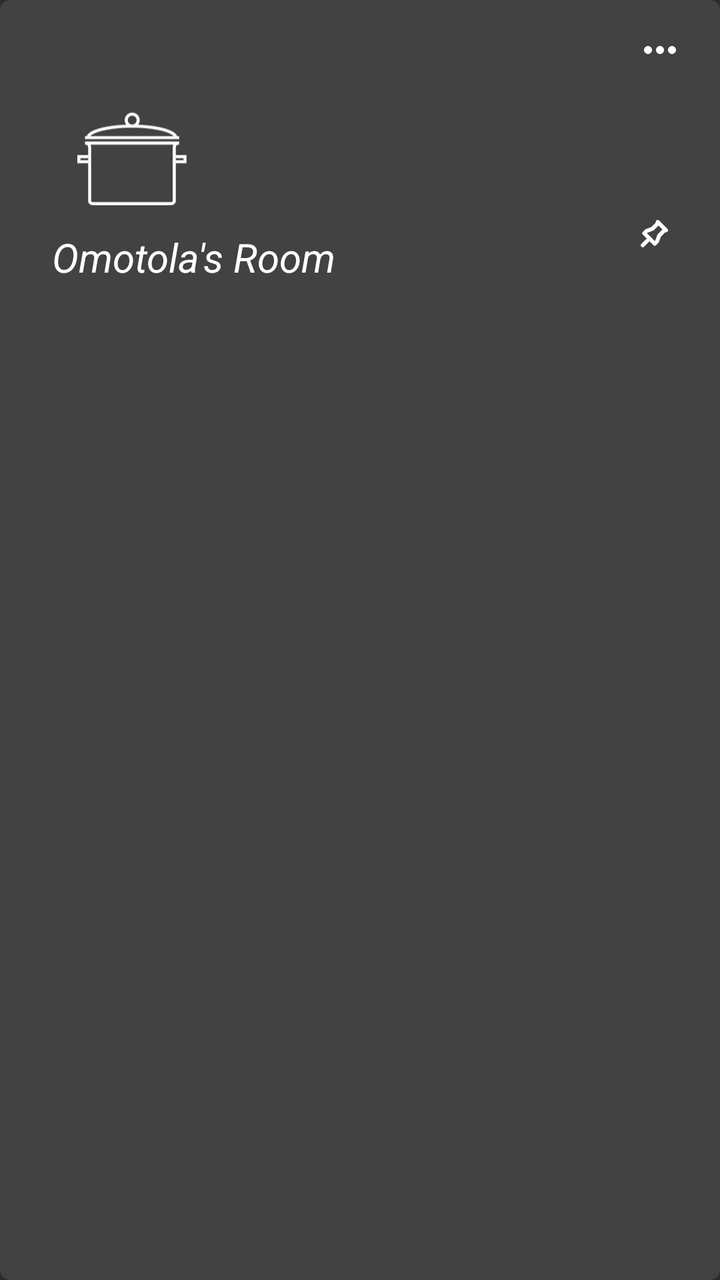
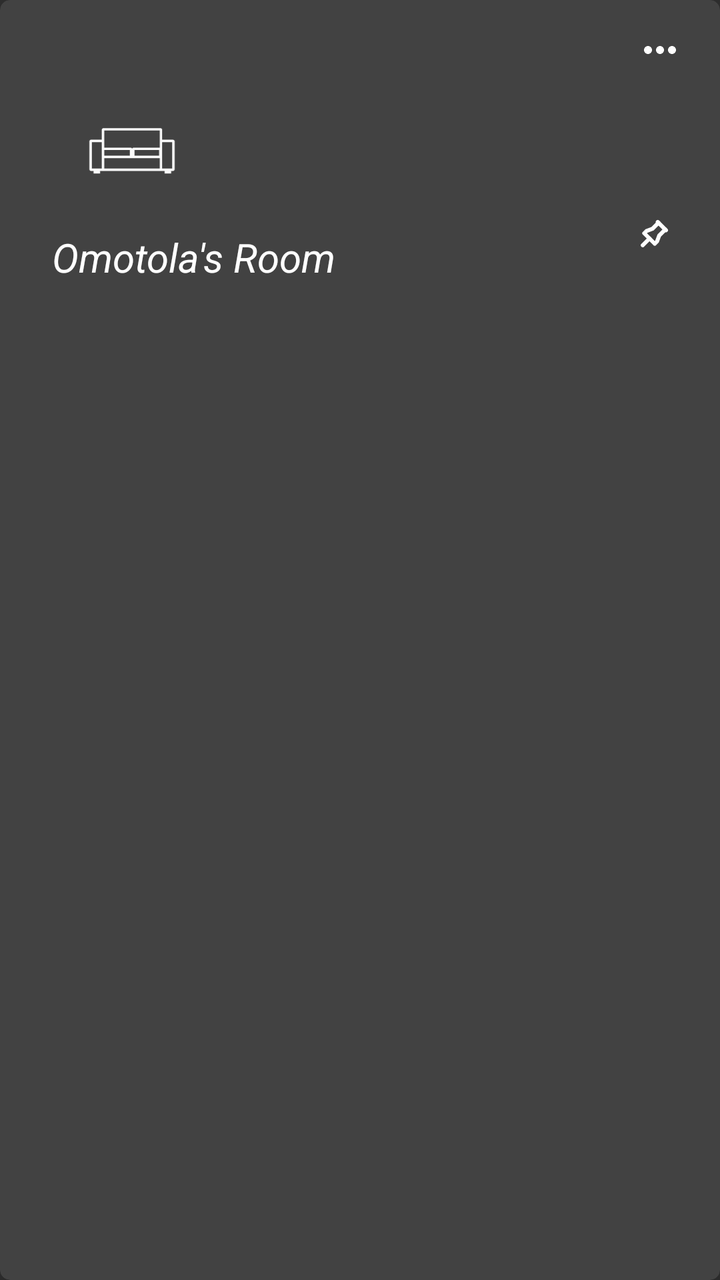

An Android layout rendered at two revisions. The XML below is the earlier revision; the diff shows what the commit changed to produce the second picture.
<!-- AndroidManifest.xml: application theme Theme.AppCompat.NoActionBar -->
<!-- res/layout/room_recycler_item.xml -->
<?xml version="1.0" encoding="utf-8"?>
<androidx.cardview.widget.CardView xmlns:android="http://schemas.android.com/apk/res/android"
    xmlns:app="http://schemas.android.com/apk/res-auto"
    xmlns:tools="http://schemas.android.com/tools"
    android:layout_width="match_parent"
    android:layout_height="wrap_content"
    android:layout_margin="10dp"
    app:cardCornerRadius="5dp"
    app:cardElevation="10dp">

    <androidx.constraintlayout.widget.ConstraintLayout
        android:id="@+id/room_LY"
        android:layout_width="match_parent"
        android:layout_height="150dp"
        app:cardCornerRadius="3dp">



        <androidx.constraintlayout.widget.ConstraintLayout
            android:id="@+id/constraintLayout4"
            android:layout_width="270dp"
            android:layout_height="wrap_content"
            android:layout_marginStart="16dp"
            android:layout_marginBottom="8dp"
            android:paddingStart="10dp"
            app:layout_constraintBottom_toBottomOf="parent"
            app:layout_constraintStart_toStartOf="parent">

            <androidx.constraintlayout.widget.ConstraintLayout
                android:id="@+id/constraintLayout5"
                android:layout_width="250dp"
                android:layout_height="wrap_content"
                app:layout_constraintBottom_toBottomOf="parent"
                app:layout_constraintStart_toStartOf="parent">

                <TextView
                    android:id="@+id/room_name"
                    android:layout_width="match_parent"
                    android:layout_height="wrap_content"
                    android:ellipsize="marquee"
                    android:marqueeRepeatLimit="marquee_forever"
                    android:scrollHorizontally="true"
                    android:singleLine="true"
                    android:text="Omotola's Room"
                    android:textColor="#FFFFFF"
                    android:textSize="20sp"
                    android:textStyle="italic"
                    app:layout_constraintStart_toStartOf="parent"
                    app:layout_constraintTop_toTopOf="parent" />
            </androidx.constraintlayout.widget.ConstraintLayout>

            <ImageView
                android:id="@+id/device_image"
                android:layout_width="80dp"
                android:layout_height="80dp"
                app:layout_constraintBottom_toTopOf="@+id/constraintLayout5"
                app:layout_constraintStart_toStartOf="parent"
                app:layout_constraintTop_toTopOf="parent"
                app:srcCompat="@drawable/room_kitchen" />

            <TextView
                android:id="@+id/room_indicator_txt"
                android:layout_width="wrap_content"
                android:layout_height="wrap_content"
                android:textColor="#FFFFFF"
                android:textSize="14sp"
                app:layout_constraintBottom_toTopOf="@+id/constraintLayout5"
                app:layout_constraintStart_toEndOf="@+id/device_image"
                app:layout_constraintTop_toTopOf="parent" />

        </androidx.constraintlayout.widget.ConstraintLayout>

        <ImageView
            android:id="@+id/pin_to_home"
            android:layout_width="wrap_content"
            android:layout_height="wrap_content"
            android:layout_marginEnd="24dp"
            android:layout_marginBottom="24dp"
            app:layout_constraintBottom_toBottomOf="parent"
            app:layout_constraintEnd_toEndOf="parent"
            app:srcCompat="@drawable/ic_pin_white" />

        <androidx.constraintlayout.widget.ConstraintLayout
            android:id="@+id/r_recyc_click"
            android:layout_width="match_parent"
            android:layout_height="match_parent"
            android:background="?selectableItemBackground"
            app:layout_constraintBottom_toBottomOf="parent"
            app:layout_constraintEnd_toEndOf="parent"
            app:layout_constraintStart_toStartOf="parent"
            app:layout_constraintTop_toTopOf="parent">

        </androidx.constraintlayout.widget.ConstraintLayout>

        <androidx.constraintlayout.widget.ConstraintLayout
            android:id="@+id/r_menuIcon_LY"
            android:layout_width="60dp"
            android:layout_height="50dp"
            app:layout_constraintEnd_toEndOf="parent"
            app:layout_constraintTop_toTopOf="parent">

            <ImageView
                android:id="@+id/r_recyc_itemenu_img"
                android:layout_width="wrap_content"
                android:layout_height="wrap_content"
                android:clickable="false"
                app:layout_constraintBottom_toBottomOf="parent"
                app:layout_constraintEnd_toEndOf="parent"
                app:layout_constraintStart_toStartOf="parent"
                app:layout_constraintTop_toTopOf="parent"
                app:srcCompat="@drawable/baseline_more_horiz_24" />

            <androidx.constraintlayout.widget.ConstraintLayout
                android:id="@+id/r_recyc_itemenu_click"
                android:layout_width="match_parent"
                android:layout_height="match_parent"
                android:background="?selectableItemBackground"
                app:layout_constraintBottom_toBottomOf="parent"
                app:layout_constraintEnd_toEndOf="parent"
                app:layout_constraintStart_toStartOf="parent"
                app:layout_constraintTop_toTopOf="parent">

            </androidx.constraintlayout.widget.ConstraintLayout>


        </androidx.constraintlayout.widget.ConstraintLayout>

        <androidx.constraintlayout.widget.ConstraintLayout
            android:id="@+id/r_lock"
            android:layout_width="match_parent"
            android:layout_height="match_parent"
            android:background="@drawable/switch_off_layer_bg"
            android:visibility="gone"
            app:layout_constraintStart_toStartOf="parent"
            app:layout_constraintTop_toTopOf="parent">

            <ImageView

                android:layout_width="50dp"
                android:layout_height="50dp"
                app:layout_constraintBottom_toBottomOf="parent"
                app:layout_constraintEnd_toEndOf="parent"
                app:layout_constraintStart_toStartOf="parent"
                app:layout_constraintTop_toTopOf="parent"
                app:srcCompat="@drawable/baseline_lock_24" />
        </androidx.constraintlayout.widget.ConstraintLayout>

    </androidx.constraintlayout.widget.ConstraintLayout>

</androidx.cardview.widget.CardView>
<!-- resources referenced by this layout -->
<resources>
  <!-- drawable baseline_lock_24 (drawable) -->
  <vector android:height="24dp" android:tint="#FFFFFF"
      android:viewportHeight="24" android:viewportWidth="24"
      android:width="24dp" xmlns:android="http://schemas.android.com/apk/res/android">
      <path android:fillColor="@android:color/white" android:pathData="M18,8h-1L17,6c0,-2.76 -2.24,-5 -5,-5S7,3.24 7,6v2L6,8c-1.1,0 -2,0.9 -2,2v10c0,1.1 0.9,2 2,2h12c1.1,0 2,-0.9 2,-2L20,10c0,-1.1 -0.9,-2 -2,-2zM12,17c-1.1,0 -2,-0.9 -2,-2s0.9,-2 2,-2 2,0.9 2,2 -0.9,2 -2,2zM15.1,8L8.9,8L8.9,6c0,-1.71 1.39,-3.1 3.1,-3.1 1.71,0 3.1,1.39 3.1,3.1v2z"/>
  </vector>
  <!-- drawable baseline_more_horiz_24 (drawable) -->
  <vector android:height="24dp" android:tint="#FFFFFF"
      android:viewportHeight="24" android:viewportWidth="24"
      android:width="24dp" xmlns:android="http://schemas.android.com/apk/res/android">
      <path android:fillColor="@android:color/white" android:pathData="M6,10c-1.1,0 -2,0.9 -2,2s0.9,2 2,2 2,-0.9 2,-2 -0.9,-2 -2,-2zM18,10c-1.1,0 -2,0.9 -2,2s0.9,2 2,2 2,-0.9 2,-2 -0.9,-2 -2,-2zM12,10c-1.1,0 -2,0.9 -2,2s0.9,2 2,2 2,-0.9 2,-2 -0.9,-2 -2,-2z"/>
  </vector>
  <!-- drawable room_kitchen: vector/xml drawable (drawable, 2807 chars, omitted) -->
  <!-- drawable switch_off_layer_bg (drawable) -->
  <?xml version="1.0" encoding="utf-8"?>
  <selector xmlns:android="http://schemas.android.com/apk/res/android">
  
  
      
  
      <item>
          <shape>
              <gradient android:type="linear"
                  android:angle="90"
                  android:startColor="#20FFFFFF"
                  android:endColor="#403F3F"
                  ></gradient>
              <corners android:radius="5dp" />
          </shape>
      </item>
  
  </selector>
  <!-- unchanged entries left out for length: 1 -->
</resources>

<!-- the commit's change to res/layout/room_recycler_item.xml (unified diff, before → after) -->
@@ -56,7 +56,7 @@
                 app:layout_constraintBottom_toTopOf="@+id/constraintLayout5"
                 app:layout_constraintStart_toStartOf="parent"
                 app:layout_constraintTop_toTopOf="parent"
-                app:srcCompat="@drawable/room_kitchen" />
+                app:srcCompat="@drawable/room_chair_" />
 
             <TextView
                 android:id="@+id/room_indicator_txt"
<!-- resource entries referenced after the edit -->
@@ -12,7 +12,17 @@
       android:width="24dp" xmlns:android="http://schemas.android.com/apk/res/android">
       <path android:fillColor="@android:color/white" android:pathData="M6,10c-1.1,0 -2,0.9 -2,2s0.9,2 2,2 2,-0.9 2,-2 -0.9,-2 -2,-2zM18,10c-1.1,0 -2,0.9 -2,2s0.9,2 2,2 2,-0.9 2,-2 -0.9,-2 -2,-2zM12,10c-1.1,0 -2,0.9 -2,2s0.9,2 2,2 2,-0.9 2,-2 -0.9,-2 -2,-2z"/>
   </vector>
-  <!-- drawable room_kitchen: vector/xml drawable (drawable, 2807 chars, omitted) -->
+  <!-- drawable room_chair_ (drawable) -->
+  <vector xmlns:android="http://schemas.android.com/apk/res/android"
+      android:width="100dp"
+      android:height="130dp"
+      android:viewportWidth="4501"
+      android:viewportHeight="5900">
+    <path
+        android:pathData="M1196.8,2146c-8,1.4 -17.4,4.9 -23.5,8.9 -8.3,5.4 -17.5,15.7 -21.7,24.3 -7,14.1 -6.6,1.6 -6.6,206.5l0,185.3 -199.2,-0c-170.6,-0 -200.3,0.2 -206.2,1.5 -22.2,4.7 -40.8,23.1 -46,45.5 -1.4,5.8 -1.6,64 -1.6,529.5 0,463.2 0.2,523.8 1.5,529 5.3,20.9 20.6,37.4 41,44.3l8,2.6 51.3,0.4 51.2,0.3 0,45.5 0,45.4 119,-0 119,-0 0,-45.5 0,-45.5 1180,-0 1180,-0 0,45.5 0,45.5 119,-0 119,-0 0,-45.4 0,-45.4 38.3,-0.4c42.5,-0.5 44,-0.7 57,-7.5 13.7,-7.2 24.4,-19.8 29.5,-34.8l2.7,-8 0.3,-523.3c0.2,-582.5 0.9,-530.3 -6.8,-546 -7.6,-15.4 -22,-26.7 -39.6,-31.2 -7.6,-2 -11.9,-2 -209.1,-2l-201.3,-0 0,-186.8c0,-207 0.5,-191.5 -6.7,-206.2 -6.6,-13.5 -20.6,-25.1 -37.3,-30.7 -5.3,-1.7 -37.5,-1.8 -1056,-1.9 -577.8,-0.1 -1052.6,0.2 -1055.2,0.6zM3264,2548l0,314 -479.2,-0c-532,-0 -484.8,-0.6 -499.8,6.8 -9.4,4.6 -21,15.8 -25.9,25.1l-3.4,6.4 -3.5,-6.7c-6.6,-12.5 -18.4,-22.5 -33.2,-28.2l-7.5,-2.9 -487.2,-0.3 -487.2,-0.2 -0.3,-120.3c-0.3,-92 -0.6,-121 -1.6,-123.7 -0.9,-2.7 -1.2,-45.6 -1.2,-193.7l0,-190.3 1015,-0 1015,-0 0,314zM1145,3147l0,488 -182.5,-0 -182.5,-0 0,-488 0,-488 182.5,-0 182.5,-0 0,488zM3720,3147l0,488 -183.9,-0 -184,-0 0,-487.1c0,-268 0.2,-487.6 0.5,-488 0.3,-0.5 83.1,-0.9 184,-0.9l183.4,-0 0,488zM2171,3056l0,106 -467,-0 -467,-0 0,-106 0,-106 467,-0 467,-0 0,106zM3243,3056l0,106 -451.5,-0 -451.5,-0 0,-106 0,-106 451.5,-0 451.5,-0 0,106zM3264,3443l0,192 -1013.5,-0 -1013.5,-0 0,-192 0,-192 1013.5,-0 1013.5,-0 0,192z"
+        android:fillColor="#FAFAFA"
+        android:strokeColor="#00000000"/>
+  </vector>
   <!-- drawable switch_off_layer_bg (drawable) -->
   <?xml version="1.0" encoding="utf-8"?>
   <selector xmlns:android="http://schemas.android.com/apk/res/android">
